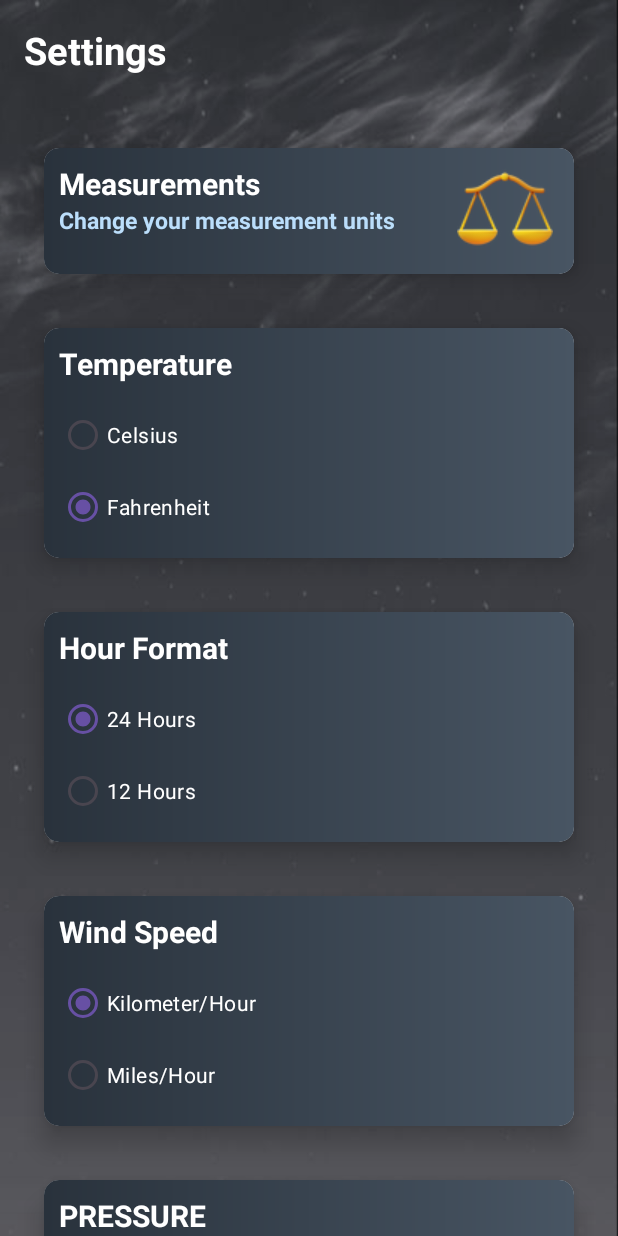
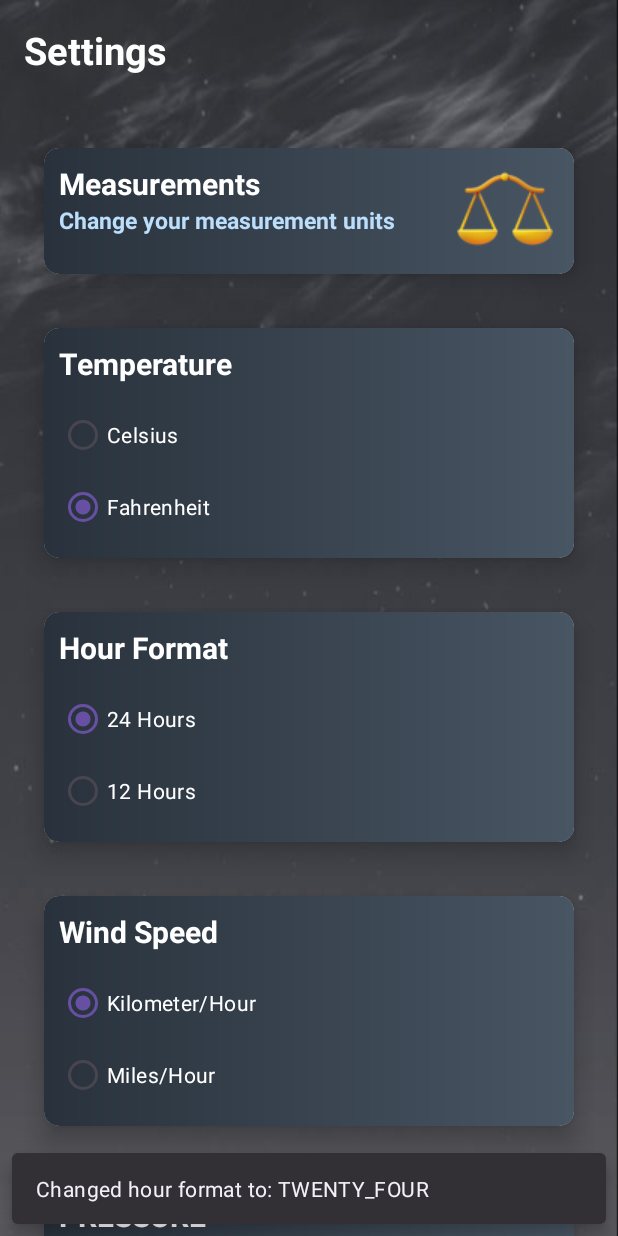
Before and after one commit to lsocpb/WeatherAppSM, an Android app: the SettingsMeasurementsActivity screen opened directly, with no data from a screen before it, after a tap on "24 Hours", on a phone screen of 412 x 824 dp. Run offline under Robolectric (Android 15) with nearby library versions, the phone set to English and light mode, and no system bars; 2 other taps on this screen came first.

Commit message:
Extra snackbars in MeasurementsActivity

```diff
--- a/app/src/main/java/com/example/weatherappsm/activities/settings/SettingsMeasurementsActivity.java
+++ b/app/src/main/java/com/example/weatherappsm/activities/settings/SettingsMeasurementsActivity.java
@@ -1,6 +1,7 @@
 package com.example.weatherappsm.activities.settings;
 
 import android.os.Bundle;
+import android.view.View;
 import android.widget.RadioButton;
 
 import androidx.appcompat.app.AppCompatActivity;
@@ -9,6 +10,7 @@ import com.example.weatherappsm.R;
 import com.example.weatherappsm.db.model.Settings;
 import com.example.weatherappsm.db.model.User;
 import com.example.weatherappsm.manager.UserManager;
+import com.google.android.material.snackbar.Snackbar;
 
 public class SettingsMeasurementsActivity extends AppCompatActivity {
 
@@ -47,16 +49,46 @@ public class SettingsMeasurementsActivity extends AppCompatActivity {
 
 
 
-        idBtnC.setOnClickListener(v -> settings.setTemperatureUnit(Settings.TemperatureUnit.CELSIUS));
-        idBtnF.setOnClickListener(v -> settings.setTemperatureUnit(Settings.TemperatureUnit.FAHRENHEIT));
+        idBtnC.setOnClickListener(v -> {
+            settings.setTemperatureUnit(Settings.TemperatureUnit.CELSIUS);
+            showSnackbar(getString(R.string.temperature_unit_changed) + " " + settings.getTemperatureUnit());
+        });
+        idBtnF.setOnClickListener(v -> {
+            settings.setTemperatureUnit(Settings.TemperatureUnit.FAHRENHEIT);
+            showSnackbar(getString(R.string.temperature_unit_changed) + " " + settings.getTemperatureUnit());
+        });
 
-        idBtn24h.setOnClickListener(v -> settings.setHourFormat(Settings.HourFormat.TWENTY_FOUR));
-        idBtn12h.setOnClickListener(v -> settings.setHourFormat(Settings.HourFormat.TWELVE));
+        idBtn24h.setOnClickListener(v -> {
+            settings.setHourFormat(Settings.HourFormat.TWENTY_FOUR);
+            showSnackbar(getString(R.string.hour_format_changed) + " " + settings.getHourFormat());
+        });
+        idBtn12h.setOnClickListener(v -> {
+            settings.setHourFormat(Settings.HourFormat.TWELVE);
+            showSnackbar(getString(R.string.hour_format_changed) + " " + settings.getHourFormat());
+        });
 
-        idBtnKMH.setOnClickListener(v -> settings.setWindSpeedUnit(Settings.WindSpeedUnit.KILLOMETERS_PER_HOUR));
-        idBtnMPH.setOnClickListener(v -> settings.setWindSpeedUnit(Settings.WindSpeedUnit.MILES_PER_HOUR));
+        idBtnKMH.setOnClickListener(v -> {
+            settings.setWindSpeedUnit(Settings.WindSpeedUnit.KILLOMETERS_PER_HOUR);
+            showSnackbar(getString(R.string.wind_speed_unit_changed) + " " + settings.getWindSpeedUnit());
+        });
+        idBtnMPH.setOnClickListener(v -> {
+            settings.setWindSpeedUnit(Settings.WindSpeedUnit.MILES_PER_HOUR);
+            showSnackbar(getString(R.string.wind_speed_unit_changed) + " " + settings.getWindSpeedUnit());
+        });
 
-        idBtnHPA.setOnClickListener(v -> System.out.println("Hectopascals button clicked"));
-        idBtnMMHG.setOnClickListener(v -> System.out.println("Millimeters of mercury button clicked"));
+        idBtnHPA.setOnClickListener(v -> {
+            System.out.println("Hectopascals button clicked");
+            //showSnackbar(getString(R.string.pressure_unit_changed) + " " + settings.getPressureUnit());
+        });
+        idBtnMMHG.setOnClickListener(v -> {
+            System.out.println("Millimeters of mercury button clicked");
+            //showSnackbar(getString(R.string.pressure_unit_changed) + " " + settings.getPressureUnit());
+        });
+    }
+
+    private void showSnackbar(String message) {
+        View view = findViewById(android.R.id.content);
+        Snackbar snackbar = Snackbar.make(view, message, Snackbar.LENGTH_SHORT);
+        snackbar.show();
     }
 }
--- a/app/src/main/res/values/strings.xml
+++ b/app/src/main/res/values/strings.xml
@@ -81,6 +81,10 @@
     <string name="cloudy">CLOUDY</string>
     <string name="start_time">Start time:</string>
     <string name="end_time">End time:</string>
+    <string name="temperature_unit_changed">Changed temperature unit to:</string>
+    <string name="hour_format_changed">Changed hour format to:</string>
+    <string name="wind_speed_unit_changed">Changed wind speed unit to:</string>
+
 
     <string-array name="languages">
         <item>English</item>
```
Also changed, not shown: 3 other files.
